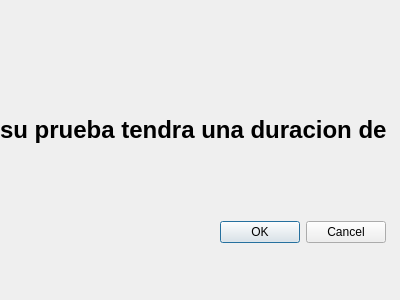
keisy43/superproyecto_alse, file PA/tiempod.ui: the form before one commit.
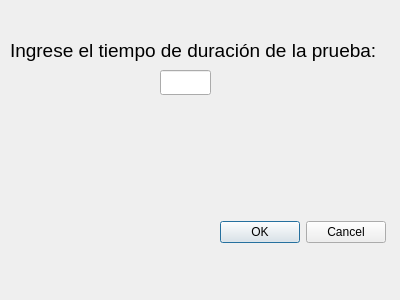
The form after the commit.

Patch:
```diff
--- a/PA/tiempod.ui
+++ b/PA/tiempod.ui
@@ -13,19 +13,6 @@
   <property name="windowTitle">
    <string>Dialog</string>
   </property>
-  <widget class="QLabel" name="label">
-   <property name="geometry">
-    <rect>
-     <x>0</x>
-     <y>90</y>
-     <width>391</width>
-     <height>81</height>
-    </rect>
-   </property>
-   <property name="text">
-    <string>&lt;html&gt;&lt;head/&gt;&lt;body&gt;&lt;p align=&quot;center&quot;&gt;&lt;span style=&quot; font-size:18pt; font-weight:600;&quot;&gt;su prueba tendra una duracion de &lt;/span&gt;&lt;/p&gt;&lt;/body&gt;&lt;/html&gt;</string>
-   </property>
-  </widget>
   <widget class="QDialogButtonBox" name="buttonBox">
    <property name="geometry">
     <rect>
@@ -39,6 +26,42 @@
     <set>QDialogButtonBox::Cancel|QDialogButtonBox::Ok</set>
    </property>
   </widget>
+  <widget class="QLabel" name="label">
+   <property name="geometry">
+    <rect>
+     <x>10</x>
+     <y>10</y>
+     <width>371</width>
+     <height>81</height>
+    </rect>
+   </property>
+   <property name="text">
+    <string>&lt;html&gt;&lt;head/&gt;&lt;body&gt;&lt;p&gt;&lt;span style=&quot; font-size:14pt;&quot;&gt;Ingrese el tiempo de duración de la prueba:&lt;/span&gt;&lt;/p&gt;&lt;/body&gt;&lt;/html&gt;</string>
+   </property>
+  </widget>
+  <widget class="QLineEdit" name="tiempop">
+   <property name="geometry">
+    <rect>
+     <x>160</x>
+     <y>70</y>
+     <width>51</width>
+     <height>25</height>
+    </rect>
+   </property>
+  </widget>
+  <widget class="QLabel" name="adver">
+   <property name="geometry">
+    <rect>
+     <x>120</x>
+     <y>110</y>
+     <width>131</width>
+     <height>41</height>
+    </rect>
+   </property>
+   <property name="text">
+    <string/>
+   </property>
+  </widget>
  </widget>
  <resources/>
  <connections/>
```
